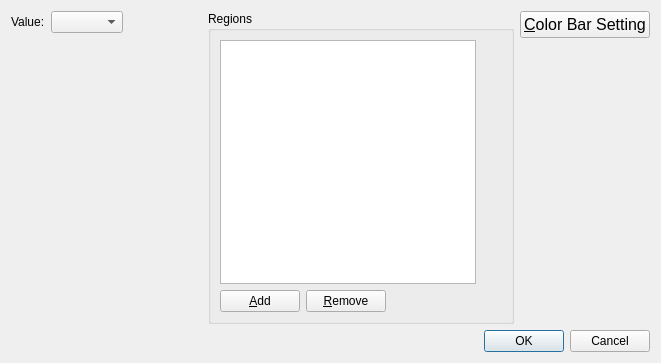
Old version of the form libs/post/post3d/datamodel/post3dwindowcellcontourgroupsettingdialog.ui in the repository kskinoue0612/prepost-gui.
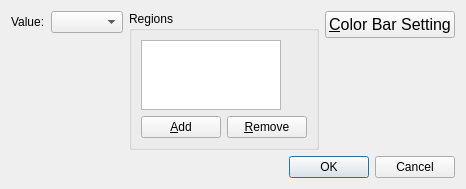
New version of the form. Custom widgets are drawn as their Qt base class.

Patch:
```diff
--- a/libs/post/post3d/datamodel/post3dwindowcellcontourgroupsettingdialog.ui
+++ b/libs/post/post3d/datamodel/post3dwindowcellcontourgroupsettingdialog.ui
@@ -6,8 +6,8 @@
    <rect>
     <x>0</x>
     <y>0</y>
-    <width>661</width>
-    <height>363</height>
+    <width>462</width>
+    <height>189</height>
    </rect>
   </property>
   <property name="windowTitle">
@@ -15,7 +15,7 @@
   </property>
   <layout class="QVBoxLayout" name="verticalLayout_6">
    <item>
-    <layout class="QHBoxLayout" name="horizontalLayout_5">
+    <layout class="QHBoxLayout" name="horizontalLayout_5" stretch="0,1,0">
      <item>
       <layout class="QVBoxLayout" name="verticalLayout_3">
        <item>
```
Left out of the diff: 6 changed lines with no effect on the pictures.
